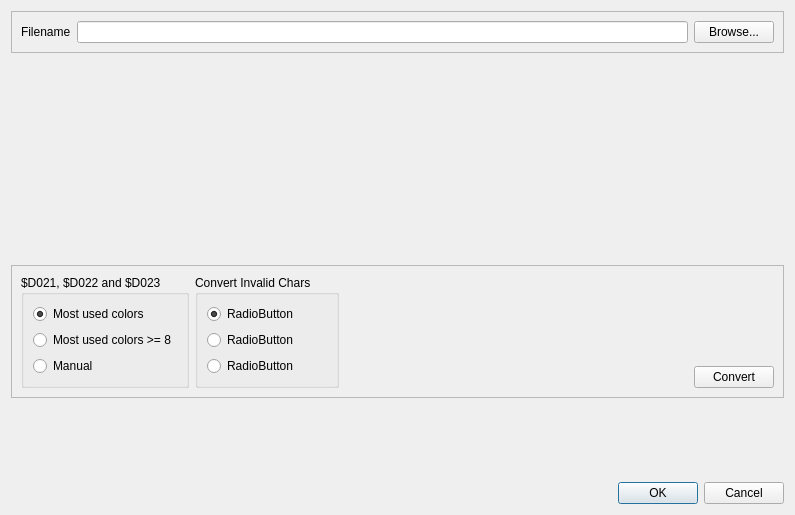
Qt form src/importkoaladialog.ui (ricardoquesada/vchar64) before a commit.
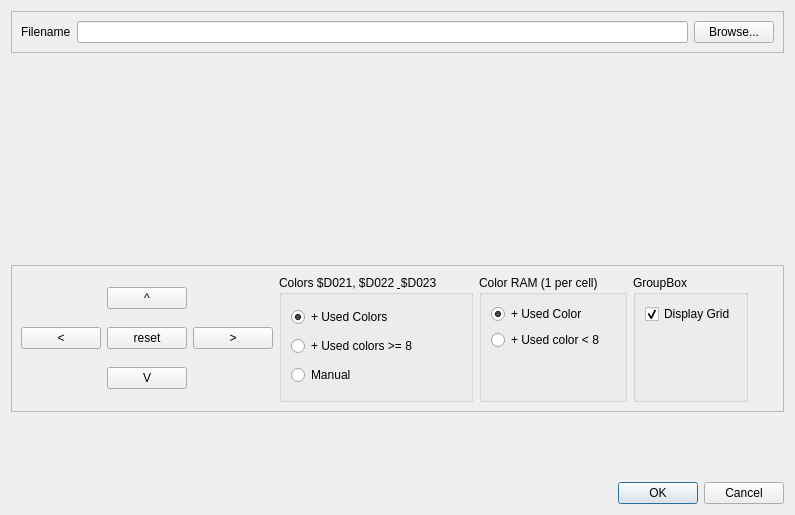
The same form after that commit. Custom widgets are drawn as their Qt base class.

```diff
--- a/src/importkoaladialog.ui
+++ b/src/importkoaladialog.ui
@@ -82,16 +82,55 @@
       <enum>QFrame::Raised</enum>
      </property>
      <layout class="QHBoxLayout" name="horizontalLayout_2">
+      <item>
+       <layout class="QGridLayout" name="gridLayout">
+        <item row="1" column="1">
+         <widget class="QPushButton" name="pushButton_6">
+          <property name="text">
+           <string>^</string>
+          </property>
+         </widget>
+        </item>
+        <item row="2" column="1">
+         <widget class="QPushButton" name="pushButton_3">
+          <property name="text">
+           <string>reset</string>
+          </property>
+         </widget>
+        </item>
+        <item row="3" column="1">
+         <widget class="QPushButton" name="pushButton_5">
+          <property name="text">
+           <string>V</string>
+          </property>
+         </widget>
+        </item>
+        <item row="2" column="2">
+         <widget class="QPushButton" name="pushButton_2">
+          <property name="text">
+           <string>&gt;</string>
+          </property>
+         </widget>
+        </item>
+        <item row="2" column="0">
+         <widget class="QPushButton" name="pushButton_4">
+          <property name="text">
+           <string>&lt;</string>
+          </property>
+         </widget>
+        </item>
+       </layout>
+      </item>
       <item>
        <widget class="QGroupBox" name="groupBox">
         <property name="title">
-         <string>$D021, $D022 and $D023</string>
+         <string>Colors $D021, $D022 &amp; $D023</string>
         </property>
         <layout class="QVBoxLayout" name="verticalLayout">
          <item>
           <widget class="QRadioButton" name="radioMostUsedColors">
            <property name="text">
-            <string>Most used colors</string>
+            <string>+ Used Colors</string>
            </property>
            <property name="checked">
             <bool>true</bool>
@@ -101,7 +140,7 @@
          <item>
           <widget class="QRadioButton" name="radioMostUsedHiColors">
            <property name="text">
-            <string>Most used colors &gt;= 8</string>
+            <string>+ Used colors &gt;= 8</string>
            </property>
           </widget>
          </item>
@@ -118,13 +157,13 @@
       <item>
        <widget class="QGroupBox" name="groupBox_2">
         <property name="title">
-         <string>Convert Invalid Chars</string>
+         <string>Color RAM (1 per cell)</string>
         </property>
         <layout class="QVBoxLayout" name="verticalLayout_3">
          <item>
           <widget class="QRadioButton" name="radioButton_4">
            <property name="text">
-            <string>RadioButton</string>
+            <string>+ Used Color</string>
            </property>
            <property name="checked">
             <bool>true</bool>
@@ -134,17 +173,55 @@
          <item>
           <widget class="QRadioButton" name="radioButton_5">
            <property name="text">
-            <string>RadioButton</string>
+            <string>+ Used color &lt; 8</string>
            </property>
           </widget>
          </item>
          <item>
-          <widget class="QRadioButton" name="radioButton_6">
+          <spacer name="verticalSpacer_3">
+           <property name="orientation">
+            <enum>Qt::Vertical</enum>
+           </property>
+           <property name="sizeHint" stdset="0">
+            <size>
+             <width>20</width>
+             <height>40</height>
+            </size>
+           </property>
+          </spacer>
+         </item>
+        </layout>
+       </widget>
+      </item>
+      <item>
+       <widget class="QGroupBox" name="groupBox_3">
+        <property name="title">
+         <string>GroupBox</string>
+        </property>
+        <layout class="QVBoxLayout" name="verticalLayout_5">
+         <item>
+          <widget class="QCheckBox" name="checkBoxGrid">
            <property name="text">
-            <string>RadioButton</string>
+            <string>Display Grid</string>
            </property>
+           <property name="checked">
+            <bool>true</bool>
+           </property>
           </widget>
          </item>
+         <item>
+          <spacer name="verticalSpacer_4">
+           <property name="orientation">
+            <enum>Qt::Vertical</enum>
+           </property>
+           <property name="sizeHint" stdset="0">
+            <size>
+             <width>20</width>
+             <height>40</height>
+            </size>
+           </property>
+          </spacer>
+         </item>
         </layout>
        </widget>
       </item>
@@ -161,30 +238,6 @@
         </property>
        </spacer>
       </item>
-      <item>
-       <layout class="QVBoxLayout" name="verticalLayout_4">
-        <item>
-         <spacer name="verticalSpacer_2">
-          <property name="orientation">
-           <enum>Qt::Vertical</enum>
-          </property>
-          <property name="sizeHint" stdset="0">
-           <size>
-            <width>20</width>
-            <height>40</height>
-           </size>
-          </property>
-         </spacer>
-        </item>
-        <item>
-         <widget class="QPushButton" name="pushButtonConvert">
-          <property name="text">
-           <string>Convert</string>
-          </property>
-         </widget>
-        </item>
-       </layout>
-      </item>
      </layout>
     </widget>
    </item>
```
Left out of the diff: 4 changed lines with no effect on the pictures.
